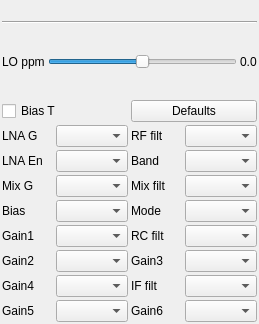
Old version of the form plugins/samplesource/fcdpro/fcdprogui.ui in the repository f4exb/sdrangel.
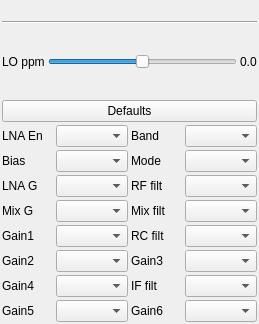
New version of the form. Custom widgets are drawn as their Qt base class.

```diff
--- a/plugins/samplesource/fcdpro/fcdprogui.ui
+++ b/plugins/samplesource/fcdpro/fcdprogui.ui
@@ -140,14 +140,7 @@
    <item>
     <layout class="QHBoxLayout" name="layoutBiasT">
      <item>
-      <widget class="QCheckBox" name="checkBoxB">
-       <property name="text">
-        <string>Bias T</string>
-       </property>
-      </widget>
-     </item>
-     <item>
-      <widget class="QPushButton" name="defaultsButton">
+      <widget class="QPushButton" name="setDefaults">
        <property name="text">
         <string>Defaults</string>
        </property>
@@ -155,30 +148,6 @@
      </item>
     </layout>
    </item>
-   <item>
-    <layout class="QHBoxLayout" name="layoutLNA">
-     <item>
-      <widget class="QLabel" name="lnaGainLabel">
-       <property name="text">
-        <string>LNA G</string>
-       </property>
-      </widget>
-     </item>
-     <item>
-      <widget class="QComboBox" name="lnaGain"/>
-     </item>
-     <item>
-      <widget class="QLabel" name="rfFilterLabel">
-       <property name="text">
-        <string>RF filt</string>
-       </property>
-      </widget>
-     </item>
-     <item>
-      <widget class="QComboBox" name="rfFilter"/>
-     </item>
-    </layout>
-   </item>
    <item>
     <layout class="QHBoxLayout" name="layoutBand">
      <item>
@@ -203,30 +172,6 @@
      </item>
     </layout>
    </item>
-   <item>
-    <layout class="QHBoxLayout" name="layoutMixer">
-     <item>
-      <widget class="QLabel" name="mixGainLabel">
-       <property name="text">
-        <string>Mix G</string>
-       </property>
-      </widget>
-     </item>
-     <item>
-      <widget class="QComboBox" name="mixGain"/>
-     </item>
-     <item>
-      <widget class="QLabel" name="mixFilterLabel">
-       <property name="text">
-        <string>Mix filt</string>
-       </property>
-      </widget>
-     </item>
-     <item>
-      <widget class="QComboBox" name="mixFilter"/>
-     </item>
-    </layout>
-   </item>
    <item>
     <layout class="QHBoxLayout" name="layoutBias">
      <item>
@@ -251,6 +196,54 @@
      </item>
     </layout>
    </item>
+   <item>
+    <layout class="QHBoxLayout" name="layoutLNA">
+     <item>
+      <widget class="QLabel" name="lnaGainLabel">
+       <property name="text">
+        <string>LNA G</string>
+       </property>
+      </widget>
+     </item>
+     <item>
+      <widget class="QComboBox" name="lnaGain"/>
+     </item>
+     <item>
+      <widget class="QLabel" name="rfFilterLabel">
+       <property name="text">
+        <string>RF filt</string>
+       </property>
+      </widget>
+     </item>
+     <item>
+      <widget class="QComboBox" name="rfFilter"/>
+     </item>
+    </layout>
+   </item>
+   <item>
+    <layout class="QHBoxLayout" name="layoutMixer">
+     <item>
+      <widget class="QLabel" name="mixGainLabel">
+       <property name="text">
+        <string>Mix G</string>
+       </property>
+      </widget>
+     </item>
+     <item>
+      <widget class="QComboBox" name="mixGain"/>
+     </item>
+     <item>
+      <widget class="QLabel" name="mixFilterLabel">
+       <property name="text">
+        <string>Mix filt</string>
+       </property>
+      </widget>
+     </item>
+     <item>
+      <widget class="QComboBox" name="mixFilter"/>
+     </item>
+    </layout>
+   </item>
    <item>
     <layout class="QHBoxLayout" name="layoutGain1">
      <item>
```
Left out of the diff: 4 changed lines with no effect on the pictures.
